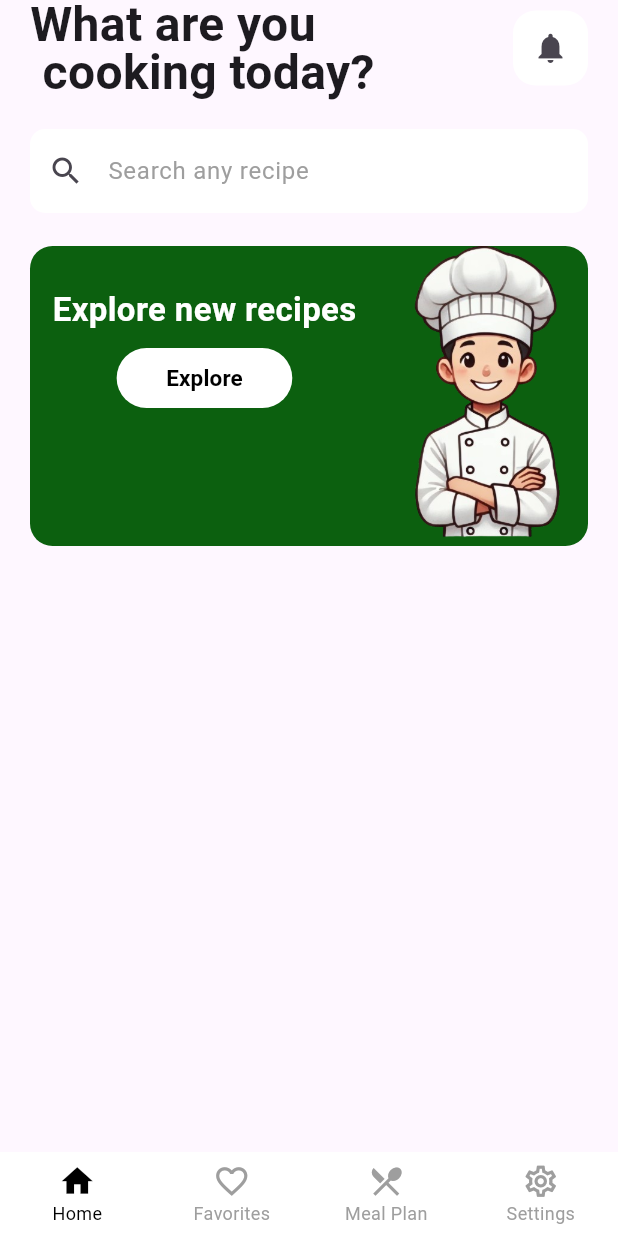
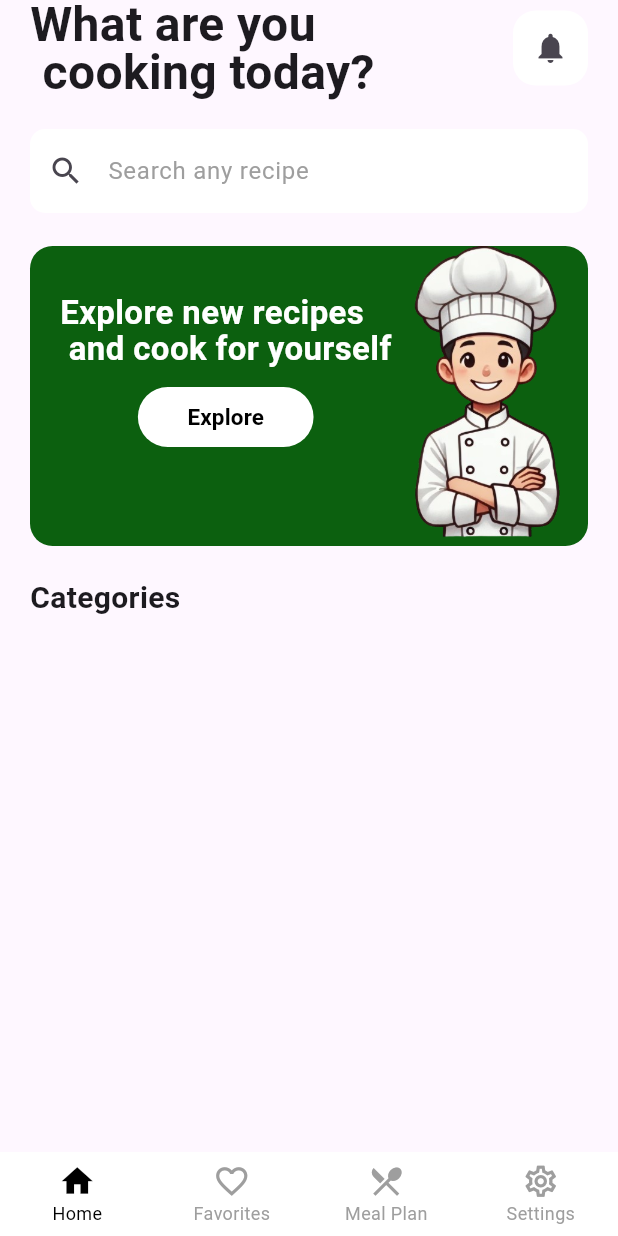
Before and after one commit to Prathisthapandey12/recipe_app, a Flutter app: the screen it shows after launch, on a phone screen of 412 x 824 dp. Run offline on Flutter 3.47's test engine with Material 3 defaults, Android fonts, the phone set to English and light mode, and no system bars; our stand-ins replace cloud_firestore, firebase_core; accounts and stored records are empty.

Commit message:
changes made to home screen

```diff
--- a/lib/views/app_home_screen.dart
+++ b/lib/views/app_home_screen.dart
@@ -1,6 +1,8 @@
 import 'package:flutter/material.dart';
 import 'package:recipe_app/widgets/my_icon_button.dart';
 import 'package:recipe_app/widgets/banner.dart';
+import 'package:cloud_firestore/cloud_firestore.dart';
+
 class AppHomeScreen extends StatefulWidget{
   const AppHomeScreen({Key? key}) : super(key: key);
 
@@ -9,6 +11,9 @@ class AppHomeScreen extends StatefulWidget{
 }
 
 class _AppHomeScreenState extends State<AppHomeScreen>{
+
+  String category = 'All';
+  final CollectionReference categoriesItems = FirebaseFirestore.instance.collection('categories');
 
   @override
   Widget build(BuildContext context){
@@ -20,6 +25,7 @@ class _AppHomeScreenState extends State<AppHomeScreen>{
               Padding(
                 padding : EdgeInsets.symmetric(horizontal: 20),
                 child : Column(
+                  crossAxisAlignment: CrossAxisAlignment.start,
                   children: [
                     Row(children: [
                       Text('What are you \n cooking today?', style: TextStyle(fontSize: 32, fontWeight: FontWeight.bold,height: 1,),),
@@ -49,8 +55,47 @@ class _AppHomeScreenState extends State<AppHomeScreen>{
                       ),
                     ),
                     BannerToExplore(),
+
+                    Padding(
+                      padding: EdgeInsets.symmetric(vertical: 20,),
+                      child: Text('Categories', style: TextStyle(fontSize: 20, fontWeight: FontWeight.bold,),),
+                    ),
                 ],)
               ),
+
+              StreamBuilder(
+                stream: categoriesItems.snapshots() ,
+                builder: (context,AsyncSnapshot<QuerySnapshot> streamSnapshot){
+                  if(streamSnapshot.hasData){
+                    return SingleChildScrollView(
+                      scrollDirection: Axis.horizontal,
+                      child: Row(
+                        children: List.generate(streamSnapshot.data!.docs.length, (index) => GestureDetector(
+                          onTap :(){
+                          },
+                          child : Container(
+                            decoration: BoxDecoration(
+                              borderRadius: BorderRadius.circular(25),
+                            ),
+                            padding: const EdgeInsets.symmetric(horizontal: 20,vertical: 10,
+                            ),
+                            margin: const EdgeInsets.only(right : 20,
+                            ),
+                            child : Text(
+                              streamSnapshot.data!.docs[index]['name'],
+                              style: const TextStyle(fontSize: 18, fontWeight: FontWeight.w600),
+                            ),
+                          )
+                        )),
+                      ),
+                    );
+
+                  }
+                  return Center(
+                    child: CircularProgressIndicator(),
+                  );
+                },
+                )
 
           ]
         ),
--- a/lib/widgets/banner.dart
+++ b/lib/widgets/banner.dart
@@ -15,10 +15,10 @@ class BannerToExplore extends StatelessWidget {
       child: Stack(
         children : [
           Positioned(
-            top : 30,
-            left : 15,
+            top : 32,
+            left : 20,
             child : Column(children: [
-              Text('Explore new recipes', style: TextStyle(fontSize: 22, fontWeight: FontWeight.bold, color: Colors.white, height : 1.1),),
+              Text('Explore new recipes \n and cook for yourself', style: TextStyle(fontSize: 22, fontWeight: FontWeight.bold, color: Colors.white, height : 1.1),),
               SizedBox(height: 10,),
               ElevatedButton(
                 style: ElevatedButton.styleFrom(
```
Also changed, not shown: firebase.json.
